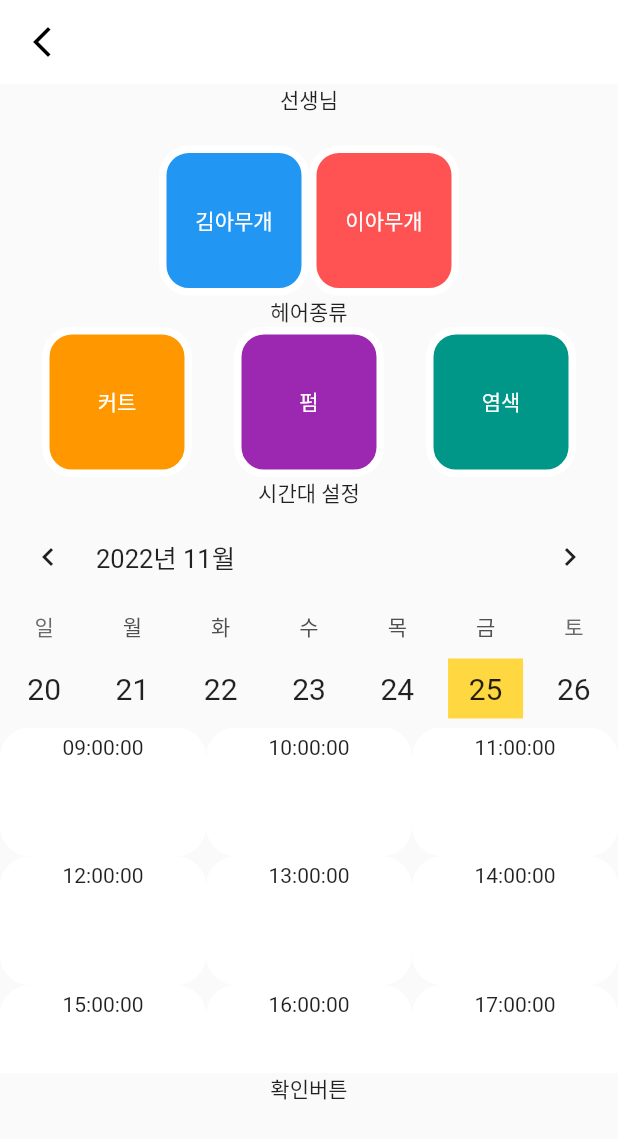
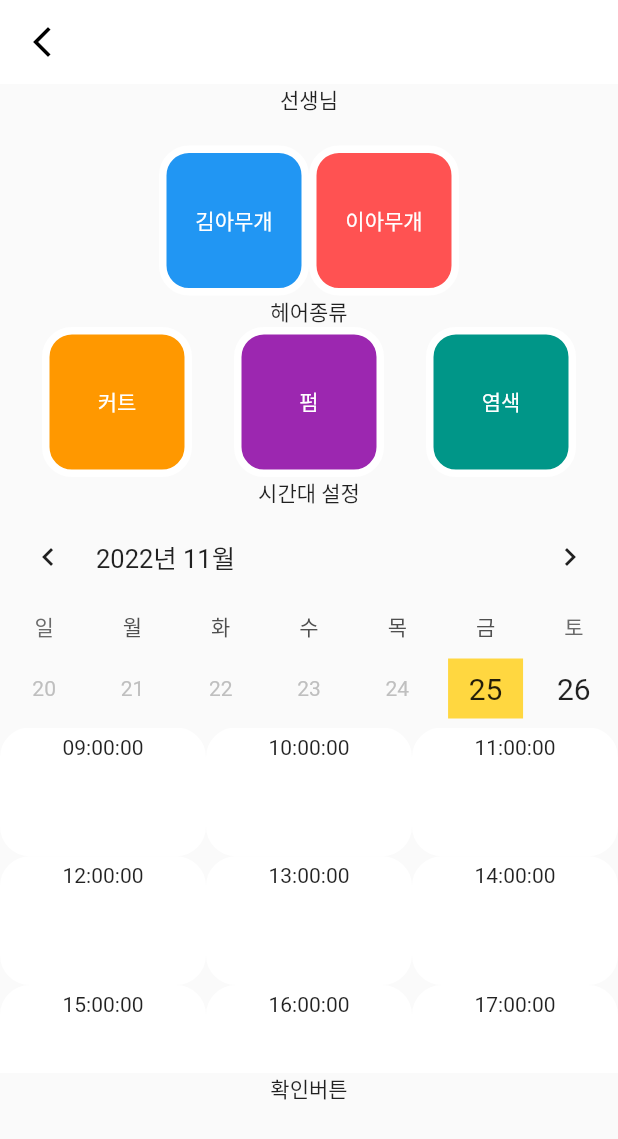
Before and after one commit to chinggu88/hairbook, a Flutter app: the RegisterPage screen opened by its route, on a phone screen of 412 x 824 dp. Shown: the top 1139 px of the screen. Run offline on Flutter 3.47's test engine with Material 2 defaults, Android fonts, the phone set to English and light mode, and no system bars; drawn by our look-alikes of table_calendar; our stand-ins replace cloud_firestore, firebase_auth, firebase_core, flutter_easyloading, get, get_storage and 2 more; missing offline and left inert: flutter_web_auth, kakao_flutter_sdk_user; accounts and stored records are empty; network calls fail.

Commit message:
예약 등록, 갱신, 오류 수정

```diff
--- a/lib/common/api/getConnect.dart
+++ b/lib/common/api/getConnect.dart
@@ -48,7 +48,8 @@ class Getconnect {
       if (response.statusCode == 200) {
         log('[RESTAPI][postApi] statusCode = ${response.statusCode} body = ${response.body}');
         if (response.body['code'] != 'C0000') {
-          GetSnackBar(title: 'test', message: erm.error_message['status_code']);
+          GetSnackBar(
+              title: 'test', message: erm.error_message[response.body['code']]);
         }
         returnmodel = response.body;
       } else {
--- a/lib/controller/login_controller.dart
+++ b/lib/controller/login_controller.dart
@@ -193,7 +193,7 @@ class LoginController extends GetxController {
   Future<void> autologin() async {
     log('[Login][autologin] 자동 로그인 실행');
     bool isinit = await AppController.to.storage.initStorage;
-    if (isinit) {
+    try {
       String id = AppController.to.storage.read("id");
       String uid = AppController.to.storage.read("uid");
       //아이디랑 uid 정보가 있을때
@@ -206,6 +206,8 @@ class LoginController extends GetxController {
           }
         });
       }
+    } catch (e) {
+      log('', error: '[Login][autologin] 자동 로그인 실패 error : ${e.toString()}');
     }
   }
 }
--- a/lib/view/home/register_page.dart
+++ b/lib/view/home/register_page.dart
@@ -3,7 +3,6 @@ import 'dart:developer';
 import 'package:flutter/material.dart';
 import 'package:get/get.dart';
 import 'package:hair/controller/register_controller.dart';
-import 'package:hair/model/events_model.dart';
 import 'package:hair/view/common/scafford_page.dart';
 import 'package:intl/intl.dart';
 import 'package:table_calendar/table_calendar.dart';
@@ -41,20 +40,22 @@ class RegisterPage extends StatelessWidget {
               //   height: 50,
               // ),
               Text('시간대 설정'),
+              // calendar(),
               Obx(
                 () {
-                  log('${controller.onclick.value}');
+                  log('[REGISTERPAGE] ${controller.eventitems.length}');
+                  log('[REGISTERPAGE] ${controller.onclick}');
                   return calendar();
                 },
               ),
               Obx(() {
-                log('${controller.events}');
+                log('[REGISTERPAGE] ${controller.eventitems.length}');
                 return Container(
                   height: 230,
                   child: GridView.count(
                     childAspectRatio: 1.6,
                     crossAxisCount: 3,
-                    children: Schecdulelist(controller.events),
+                    children: Schecdulelist(controller.eventitems),
                   ),
                 );
               }),
@@ -208,8 +209,7 @@ class RegisterPage extends StatelessWidget {
       //캘린더 높이
       daysOfWeekHeight: 30,
       focusedDay: controller.onclick.value,
-      firstDay: DateTime(
-          DateTime.now().year, DateTime.now().month - 3, DateTime.now().day),
+      firstDay: DateTime.now(),
       lastDay: DateTime(
         DateTime.now().year,
         DateTime.now().month + 3,
@@ -231,9 +231,10 @@ class RegisterPage extends StatelessWidget {
       availableCalendarFormats: const {CalendarFormat.week: 'Week'},
       //캘린더 스케줄
       eventLoader: (day) {
-        final dateStr = DateFormat('yyyyMMdd').format(day);
-        controller.viewDate.add(dateStr);
-        return controller.events[day] ?? [];
+        return controller.eventitems[day] ?? [];
+      },
+      onPageChanged: (focusedDay) async {
+        // await controller.readregitlist();
       },
       calendarStyle: const CalendarStyle(
         markersMaxCount: 0,
@@ -261,13 +262,13 @@ class RegisterPage extends StatelessWidget {
                   ),
                 ),
               )),
-              controller.events[dateTime] != null
+              controller.eventitems[dateTime] != null
                   ? Container(
                       height: 15,
                       width: 15,
                       color: Colors.blueAccent,
                       child: Text(
-                        '${controller.events[dateTime]?.length.toString()}',
+                        '${controller.eventitems[dateTime]?.length.toString()}',
                         textAlign: TextAlign.center,
                         style: TextStyle(color: Colors.white),
                       ),
@@ -285,13 +286,13 @@ class RegisterPage extends StatelessWidget {
                 dateTime.day.toString(),
                 style: TextStyle(fontSize: 20),
               )),
-              controller.events[dateTime] != null
+              controller.eventitems[dateTime] != null
                   ? Container(
                       height: 15,
                       width: 15,
                       color: Colors.blueAccent,
                       child: Text(
-                        '${controller.events[dateTime]?.length.toString()}',
+                        '${controller.eventitems[dateTime]?.length.toString()}',
                         textAlign: TextAlign.center,
                         style: TextStyle(color: Colors.white),
                       ),
@@ -316,13 +317,13 @@ class RegisterPage extends StatelessWidget {
                   )),
                 ),
               ),
-              controller.events[dateTime] != null
+              controller.eventitems[dateTime] != null
                   ? Container(
                       height: 15,
                       width: 15,
                       color: Colors.blueAccent,
                       child: Text(
-                        '${controller.events[dateTime]?.length.toString()}',
+                        '${controller.eventitems[dateTime]?.length.toString()}',
                         textAlign: TextAlign.center,
                         style: TextStyle(color: Colors.white),
                       ),
@@ -332,16 +333,11 @@ class RegisterPage extends StatelessWidget {
           );
         },
       ),
-      onPageChanged: (focusedDay) {
-        // final dateStr = DateFormat('yyyyMMdd').format(focusedDay);
-        controller.readregitlist();
-      },
     );
   }
 
   ///등록 상세내역
   List<Widget> Schecdulelist(Map<DateTime, List<Map<String, dynamic>>> event) {
-    log('Schecdulelist ${event}');
     List<Widget> reWidget = [];
     for (int i = 0; i < controller.regittime.length; i++) {
       reWidget.add(GestureDetector(
@@ -367,11 +363,13 @@ class RegisterPage extends StatelessWidget {
             children: [
               Text(controller.regittime[i].toString()),
               if (controller.permittime[i]) ...[
-                Text(controller.events[controller.selectDate]![0]['typeName']
+                Text(controller.eventitems[controller.selectDate]![0]
+                        ['typeName']
                     .toString()),
-                Text(controller.events[controller.selectDate]![0]['managerName']
+                Text(controller.eventitems[controller.selectDate]![0]
+                        ['managerName']
                     .toString()),
-                Text(controller.events[controller.selectDate]![0]['confirm']
+                Text(controller.eventitems[controller.selectDate]![0]['confirm']
                     .toString()),
               ]
             ],
--- a/pubspec.yaml
+++ b/pubspec.yaml
@@ -51,6 +51,8 @@ dependencies:
   intl: ^0.17.0
   get_storage: ^2.0.3
   flutter_easyloading: ^3.0.5
+  easy_debounce: ^2.0.2+1
+
 dev_dependencies:
   flutter_test:
     sdk: flutter
```
Also changed, not shown: lib/common/util/function.dart (added, +11 -0 lines), lib/controller/register_controller.dart (+29 -22 lines), pubspec.lock.
